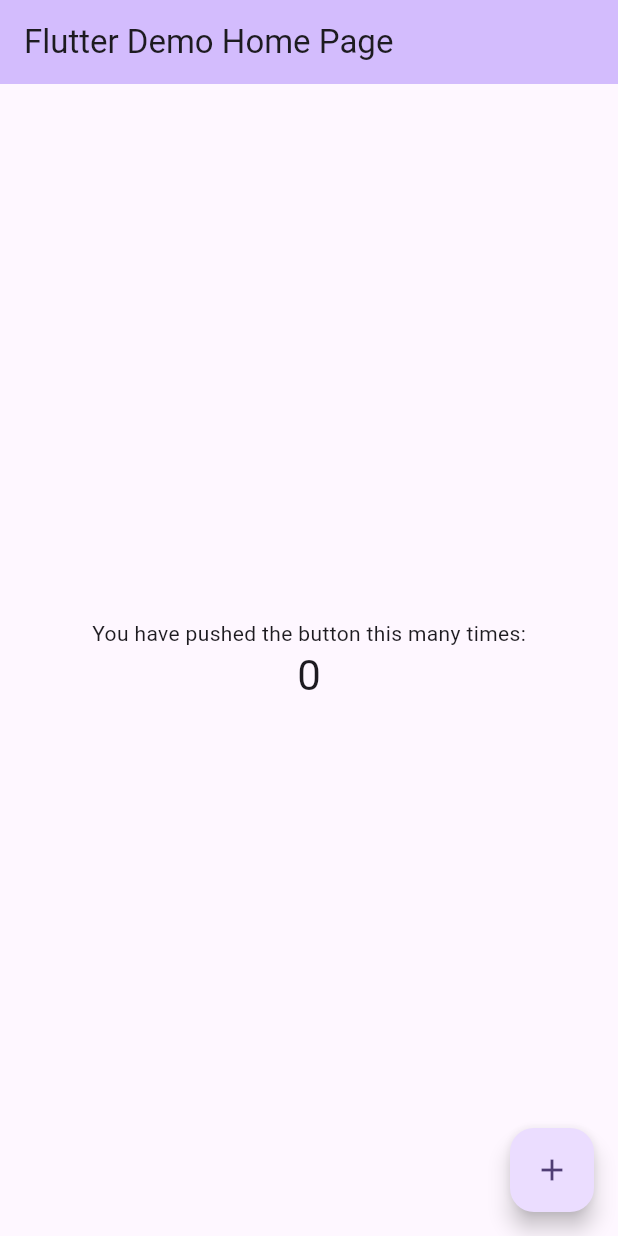
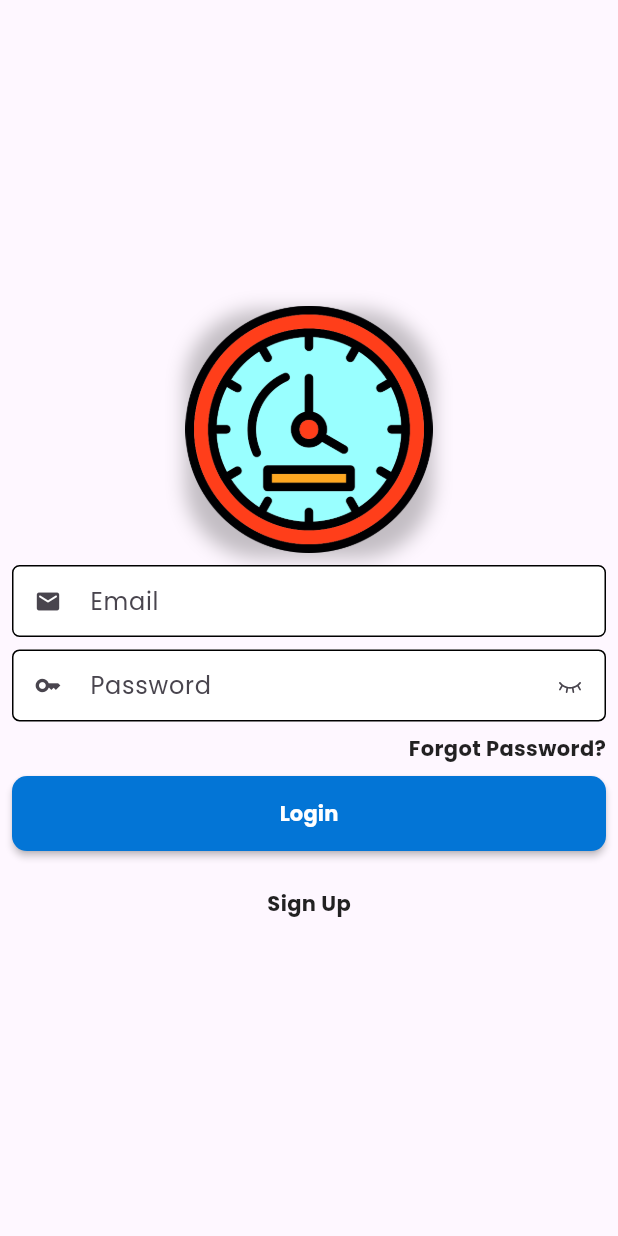
Before and after one commit to zakwan97/clock_in_app, a Flutter app: the screen it shows after launch, on a phone screen of 412 x 824 dp. Run offline on Flutter 3.47's test engine with Material 3 defaults, Android fonts, the phone set to English and light mode, and no system bars; our stand-ins replace flutter_sizer, get, google_fonts, phosphor_flutter.

Commit message:
Login & Sign up Page mockup

```diff
--- a/lib/main.dart
+++ b/lib/main.dart
@@ -1,6 +1,14 @@
+import 'package:clock_in_app/routes/app_pages.dart';
 import 'package:flutter/material.dart';
+import 'package:flutter/services.dart';
+import 'package:flutter_sizer/flutter_sizer.dart';
+import 'package:get/get.dart';
+import 'package:google_fonts/google_fonts.dart';
 
-void main() {
+void main() async {
+  WidgetsFlutterBinding.ensureInitialized();
+  await SystemChrome.setPreferredOrientations([DeviceOrientation.portraitUp]);
+  await Future.delayed(const Duration(milliseconds: 150));
   runApp(const MyApp());
 }
 
@@ -10,116 +18,21 @@
   // This widget is the root of your application.
   @override
   Widget build(BuildContext context) {
-    return MaterialApp(
+    return FlutterSizer(
+        builder: (BuildContext context, Orientation orientation, screenType) {
+      return GetMaterialApp(
         title: 'Flutter Demo',
         theme: ThemeData(
-        // This is the theme of your application.
-        //
-        // TRY THIS: Try running your application with "flutter run". You'll see
-        // the application has a purple toolbar. Then, without quitting the app,
-        // try changing the seedColor in the colorScheme below to Colors.green
-        // and then invoke "hot reload" (save your changes or press the "hot
-        // reload" button in a Flutter-supported IDE, or press "r" if you used
-        // the command line to start the app).
-        //
-        // Notice that the counter didn't reset back to zero; the application
-        // state is not lost during the reload. To reset the state, use hot
-        // restart instead.
-        //
-        // This works for code too, not just values: Most code changes can be
-        // tested with just a hot reload.
+          fontFamily: GoogleFonts.poppins.toString(),
           colorScheme: ColorScheme.fromSeed(seedColor: Colors.deepPurple),
+          textTheme: GoogleFonts.poppinsTextTheme(
+            Theme.of(context).textTheme,
+          ),
           useMaterial3: true,
         ),
-      home: const MyHomePage(title: 'Flutter Demo Home Page'),
+        initialRoute: '/loginPage',
+        getPages: AppPages.pageList,
       );
+    });
   }
 }
-
-class MyHomePage extends StatefulWidget {
-  const MyHomePage({super.key, required this.title});
-
-  // This widget is the home page of your application. It is stateful, meaning
-  // that it has a State object (defined below) that contains fields that affect
-  // how it looks.
-
-  // This class is the configuration for the state. It holds the values (in this
-  // case the title) provided by the parent (in this case the App widget) and
-  // used by the build method of the State. Fields in a Widget subclass are
-  // always marked "final".
-
-  final String title;
-
-  @override
-  State<MyHomePage> createState() => _MyHomePageState();
-}
-
-class _MyHomePageState extends State<MyHomePage> {
-  int _counter = 0;
-
-  void _incrementCounter() {
-    setState(() {
-      // This call to setState tells the Flutter framework that something has
-      // changed in this State, which causes it to rerun the build method below
-      // so that the display can reflect the updated values. If we changed
-      // _counter without calling setState(), then the build method would not be
-      // called again, and so nothing would appear to happen.
-      _counter++;
-    });
-  }
-
-  @override
-  Widget build(BuildContext context) {
-    // This method is rerun every time setState is called, for instance as done
-    // by the _incrementCounter method above.
-    //
-    // The Flutter framework has been optimized to make rerunning build methods
-    // fast, so that you can just rebuild anything that needs updating rather
-    // than having to individually change instances of widgets.
-    return Scaffold(
-      appBar: AppBar(
-        // TRY THIS: Try changing the color here to a specific color (to
-        // Colors.amber, perhaps?) and trigger a hot reload to see the AppBar
-        // change color while the other colors stay the same.
-        backgroundColor: Theme.of(context).colorScheme.inversePrimary,
-        // Here we take the value from the MyHomePage object that was created by
-        // the App.build method, and use it to set our appbar title.
-        title: Text(widget.title),
-      ),
-      body: Center(
-        // Center is a layout widget. It takes a single child and positions it
-        // in the middle of the parent.
-        child: Column(
-          // Column is also a layout widget. It takes a list of children and
-          // arranges them vertically. By default, it sizes itself to fit its
-          // children horizontally, and tries to be as tall as its parent.
-          //
-          // Column has various properties to control how it sizes itself and
-          // how it positions its children. Here we use mainAxisAlignment to
-          // center the children vertically; the main axis here is the vertical
-          // axis because Columns are vertical (the cross axis would be
-          // horizontal).
-          //
-          // TRY THIS: Invoke "debug painting" (choose the "Toggle Debug Paint"
-          // action in the IDE, or press "p" in the console), to see the
-          // wireframe for each widget.
-          mainAxisAlignment: MainAxisAlignment.center,
-          children: <Widget>[
-            const Text(
-              'You have pushed the button this many times:',
-            ),
-            Text(
-              '$_counter',
-              style: Theme.of(context).textTheme.headlineMedium,
-            ),
-          ],
-        ),
-      ),
-      floatingActionButton: FloatingActionButton(
-        onPressed: _incrementCounter,
-        tooltip: 'Increment',
-        child: const Icon(Icons.add),
-      ), // This trailing comma makes auto-formatting nicer for build methods.
-    );
-  }
-}
--- /dev/null
+++ b/lib/pages/authentication/login_page.dart
@@ -0,0 +1,179 @@
+import 'package:clock_in_app/shared/color.dart';
+import 'package:clock_in_app/shared/keyboard_unfocus.dart';
+import 'package:clock_in_app/shared/textformfield_shared.dart';
+import 'package:flutter/material.dart';
+import 'package:flutter_sizer/flutter_sizer.dart';
+import 'package:get/get.dart';
+import 'package:phosphor_flutter/phosphor_flutter.dart';
+
+class LoginPage extends StatefulWidget {
+  const LoginPage({super.key});
+
+  @override
+  State<LoginPage> createState() => _LoginPageState();
+}
+
+class _LoginPageState extends State<LoginPage> {
+  TextEditingController emailTextController = TextEditingController();
+  TextEditingController passwordTextController = TextEditingController();
+
+  final _formKey = GlobalKey<FormState>();
+
+  bool _passwordVisible = false;
+
+  late String finalEmail;
+  late String finalPassword;
+
+  @override
+  Widget build(BuildContext context) {
+    return SafeArea(
+      child: KeyboardUnfocusFunction(
+        child: Scaffold(
+          body: Form(
+            key: _formKey,
+            child: Center(
+                child: Column(
+              mainAxisSize: MainAxisSize.min,
+              children: [
+                Container(
+                  decoration: BoxDecoration(
+                    borderRadius: BorderRadius.circular(50),
+                    boxShadow: [
+                      BoxShadow(
+                        color: const Color(0xFF000000).withAlpha(60),
+                        blurRadius: 10.0,
+                        spreadRadius: 0.0,
+                        offset: const Offset(
+                          0.0,
+                          3.0,
+                        ),
+                      ),
+                    ],
+                  ),
+                  child: Image.asset(
+                    'assets/images/clock.png',
+                    width: 40.w,
+                    height: 20.h,
+                  ),
+                ),
+                Padding(
+                  padding: const EdgeInsets.all(8.0),
+                  child: Column(
+                    mainAxisAlignment: MainAxisAlignment.center,
+                    children: [
+                      TextFormFieldShared(
+                          controller: emailTextController,
+                          keyboardType: TextInputType.text,
+                          validator: (value) {
+                            if (value!.isEmpty) {
+                              return 'Please fill in your email';
+                            }
+                            return null;
+                          },
+                          label: "Email",
+                          hintText: "",
+                          prefixIcon: Icons.email_rounded,
+                          readOnly: false,
+                          obscureText: false),
+                      SizedBox(
+                        height: 1.0.h,
+                      ),
+                      TextFormFieldShared(
+                          controller: passwordTextController,
+                          keyboardType: TextInputType.visiblePassword,
+                          validator: (value) {
+                            if (value!.isEmpty) {
+                              return 'Please fill in your password';
+                            }
+                            return null;
+                          },
+                          label: "Password",
+                          hintText: "",
+                          prefixIcon: Icons.key,
+                          suffixIcon: IconButton(
+                              onPressed: () {
+                                if (passwordTextController.text.isNotEmpty) {
+                                  setState(() {
+                                    _passwordVisible = !_passwordVisible;
+                                  });
+                                }
+                                print(_passwordVisible);
+                              },
+                              icon: _passwordVisible
+                                  ? PhosphorIcon(PhosphorIcons.eye())
+                                  : PhosphorIcon(PhosphorIcons.eyeClosed())),
+                          readOnly: false,
+                          obscureText: _passwordVisible ? false : true,
+                          onChanged: (value) {},
+                          lines: 1),
+                      SizedBox(
+                        height: 1.0.h,
+                      ),
+                      const Align(
+                        alignment: Alignment.centerRight,
+                        child: Text(
+                          'Forgot Password?',
+                          style: TextStyle(
+                              fontWeight: FontWeight.bold,
+                              color: Colors.black87),
+                        ),
+                      ),
+                      SizedBox(
+                        height: 1.0.h,
+                      ),
+                      MaterialButton(
+                        shape: RoundedRectangleBorder(
+                          borderRadius: BorderRadius.circular(10.0),
+                        ),
+                        height: 50.0,
+                        color: primaryColor,
+                        minWidth: double.infinity,
+                        child: const Text(
+                          "Login",
+                          style: TextStyle(
+                              fontWeight: FontWeight.bold, color: Colors.white),
+                        ),
+                        onPressed: () async {
+                          // if (_formKey.currentState!.validate()) {
+                          setState(() {
+                            finalEmail = emailTextController.text;
+                            finalPassword = passwordTextController.text;
+                          });
+                          // await lc
+                          //     .checkSignIn(emailTextController.text,
+                          //         passwordTextController.text)
+                          //     .then((value) {
+                          //   Get.offAndToNamed('/mainPage');
+                          //   Preference.setBool(Preference.isLogin, true);
+                          // });
+                          // }
+                        },
+                      ),
+                      SizedBox(
+                        height: 3.0.h,
+                      ),
+                      InkWell(
+                        onTap: () {
+                          Get.toNamed('/signupPage');
+                        },
+                        child: const Align(
+                          alignment: Alignment.center,
+                          child: Text(
+                            'Sign Up',
+                            style: TextStyle(
+                                fontWeight: FontWeight.bold,
+                                color: Colors.black87),
+                          ),
+                        ),
+                      )
+                    ],
+                  ),
+                ),
+              ],
+            )),
+          ),
+        ),
+      ),
+    );
+  }
+}
--- /dev/null
+++ b/lib/routes/app_pages.dart
@@ -0,0 +1,19 @@
+import 'package:clock_in_app/pages/authentication/login_page.dart';
+import 'package:clock_in_app/pages/authentication/signup_page.dart';
+import 'package:clock_in_app/routes/app_routes.dart';
+import 'package:get/get.dart';
+
+class AppPages {
+  static const loginIn = AppRoutes.loginPage;
+  static const signUp = AppRoutes.signupPage;
+  static final pageList = [
+    GetPage(
+      name: AppRoutes.loginPage,
+      page: () => const LoginPage(),
+    ),
+    GetPage(
+      name: AppRoutes.signupPage,
+      page: () => const SignUpPage(),
+    ),
+  ];
+}
--- /dev/null
+++ b/lib/routes/app_routes.dart
@@ -0,0 +1,7 @@
+class AppRoutes {
+  //authentication
+  static const String loginPage = '/loginPage';
+
+  //registration
+  static const String signupPage = '/signupPage';
+}
--- /dev/null
+++ b/lib/shared/color.dart
@@ -0,0 +1,3 @@
+import 'package:flutter/material.dart';
+
+const primaryColor = Color(0xff0375D6);
--- /dev/null
+++ b/lib/shared/keyboard_unfocus.dart
@@ -0,0 +1,17 @@
+import 'package:flutter/material.dart';
+
+class KeyboardUnfocusFunction extends StatelessWidget {
+  final Widget child;
+  const KeyboardUnfocusFunction({Key? key, required this.child})
+      : super(key: key);
+
+  @override
+  Widget build(BuildContext context) {
+    return GestureDetector(
+      onTap: () {
+        FocusScope.of(context).requestFocus(FocusNode());
+      },
+      child: child,
+    );
+  }
+}
--- /dev/null
+++ b/lib/shared/textformfield_shared.dart
@@ -0,0 +1,78 @@
+import 'package:flutter/material.dart';
+import 'package:flutter/services.dart';
+
+class TextFormFieldShared extends StatelessWidget {
+  final List<TextInputFormatter>? inputFormatters;
+  final String label;
+  final IconData? prefixIcon;
+  final String hintText;
+  final Widget? suffixIcon;
+  final TextEditingController? controller;
+  final TextInputType keyboardType;
+  final Function(String)? submit;
+  final String? Function(String?)? validator;
+  final VoidCallback? onTap;
+  final bool readOnly;
+  final int? lines;
+  final bool obscureText;
+  final void Function(String)? onChanged;
+
+  const TextFormFieldShared({
+    super.key,
+    this.inputFormatters,
+    required this.label,
+    this.prefixIcon,
+    this.hintText = "",
+    this.suffixIcon,
+    this.controller,
+    this.keyboardType = TextInputType.text,
+    this.submit,
+    this.validator,
+    this.onTap,
+    this.readOnly = false,
+    this.lines,
+    this.obscureText = false,
+    this.onChanged,
+  });
+
+  @override
+  Widget build(BuildContext context) {
+    return TextFormField(
+      inputFormatters: inputFormatters,
+      decoration: InputDecoration(
+        filled: true,
+        fillColor: Colors.white,
+        labelText: label,
+        prefixIcon: prefixIcon != null ? Icon(prefixIcon) : null,
+        hintText: hintText,
+        isDense: true,
+        floatingLabelBehavior: FloatingLabelBehavior.never,
+        enabledBorder: OutlineInputBorder(
+          borderRadius: BorderRadius.circular(5.0),
+        ),
+        border: OutlineInputBorder(
+          borderRadius: BorderRadius.circular(5.0),
+        ),
+        disabledBorder: OutlineInputBorder(
+          borderRadius: BorderRadius.circular(5.0),
+        ),
+        errorBorder: OutlineInputBorder(
+          borderRadius: BorderRadius.circular(5.0),
+        ),
+        focusedBorder: OutlineInputBorder(
+          borderRadius: BorderRadius.circular(5.0),
+        ),
+        suffixIcon: suffixIcon,
+      ),
+      controller: controller,
+      keyboardType: keyboardType,
+      onFieldSubmitted: submit,
+      validator: validator,
+      onTap: onTap,
+      readOnly: readOnly,
+      maxLines: lines,
+      obscureText: obscureText,
+      onChanged: onChanged,
+    );
+  }
+}
```
Also changed, not shown: lib/pages/authentication/signup_page.dart (added, +209 -0 lines), lib/shared/size_shared.dart (added, +23 -0 lines), pubspec.yaml (+9 -8 lines), assets/images/clock.png (added), pubspec.lock, 1 other file. Lines whose indentation alone changed are shown as unchanged.
